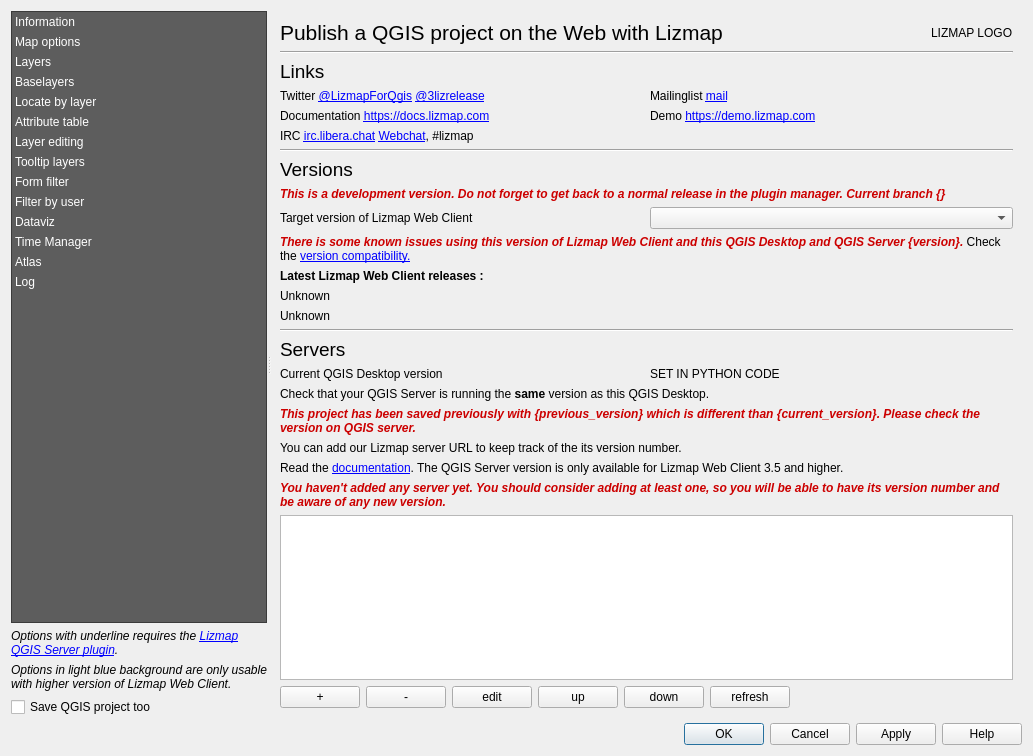
3liz/lizmap-plugin, file lizmap/resources/ui/ui_lizmap.ui: the form before one commit.
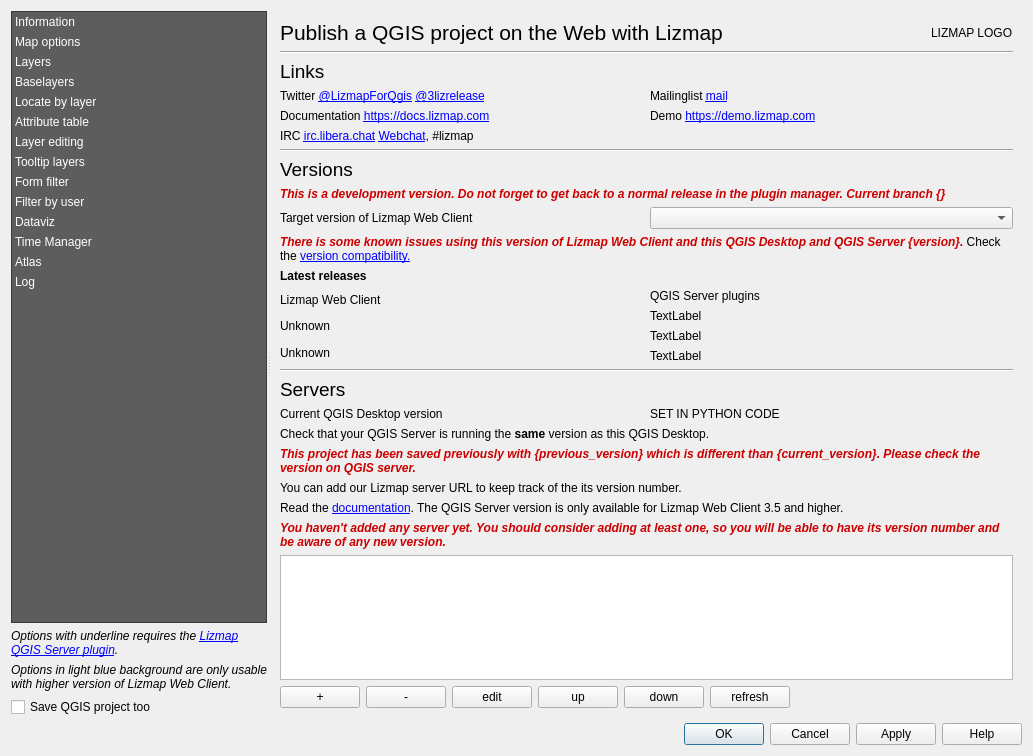
The form after the commit. The open tabs and pages were chosen to show the change. Custom widgets are drawn as their Qt base class.

Commit message: UX - Better display for QGIS Server plugins

Patch:
```diff
--- a/lizmap/resources/ui/ui_lizmap.ui
+++ b/lizmap/resources/ui/ui_lizmap.ui
@@ -414,7 +414,18 @@
               </font>
              </property>
              <property name="text">
-              <string>Latest Lizmap Web Client releases :</string>
+              <string>Latest releases</string>
+             </property>
+            </widget>
+           </item>
+           <item>
+            <layout class="QHBoxLayout" name="horizontalLayout_27">
+             <item>
+              <layout class="QVBoxLayout" name="verticalLayout_42">
+               <item>
+                <widget class="QLabel" name="label_58">
+                 <property name="text">
+                  <string>Lizmap Web Client</string>
              </property>
             </widget>
            </item>
@@ -437,6 +448,51 @@
               <bool>true</bool>
              </property>
             </widget>
+               </item>
+              </layout>
+             </item>
+             <item>
+              <layout class="QVBoxLayout" name="verticalLayout_8">
+               <item>
+                <widget class="QLabel" name="label_57">
+                 <property name="text">
+                  <string>QGIS Server plugins</string>
+                 </property>
+                </widget>
+               </item>
+               <item>
+                <widget class="QLabel" name="label_lizmap_plugin">
+                 <property name="text">
+                  <string>TextLabel</string>
+                 </property>
+                 <property name="openExternalLinks">
+                  <bool>true</bool>
+                 </property>
+                </widget>
+               </item>
+               <item>
+                <widget class="QLabel" name="label_wfsoutputextension_plugin">
+                 <property name="text">
+                  <string>TextLabel</string>
+                 </property>
+                 <property name="openExternalLinks">
+                  <bool>true</bool>
+                 </property>
+                </widget>
+               </item>
+               <item>
+                <widget class="QLabel" name="label_atlasprint_plugin">
+                 <property name="text">
+                  <string>TextLabel</string>
+                 </property>
+                 <property name="openExternalLinks">
+                  <bool>true</bool>
+                 </property>
+                </widget>
+               </item>
+              </layout>
+             </item>
+            </layout>
            </item>
            <item>
             <widget class="Line" name="line_3">
```
Left out of the diff: 1 changed line with no effect on the pictures. Lines whose indentation alone changed are shown as unchanged. The commit also changes 3 other files.
